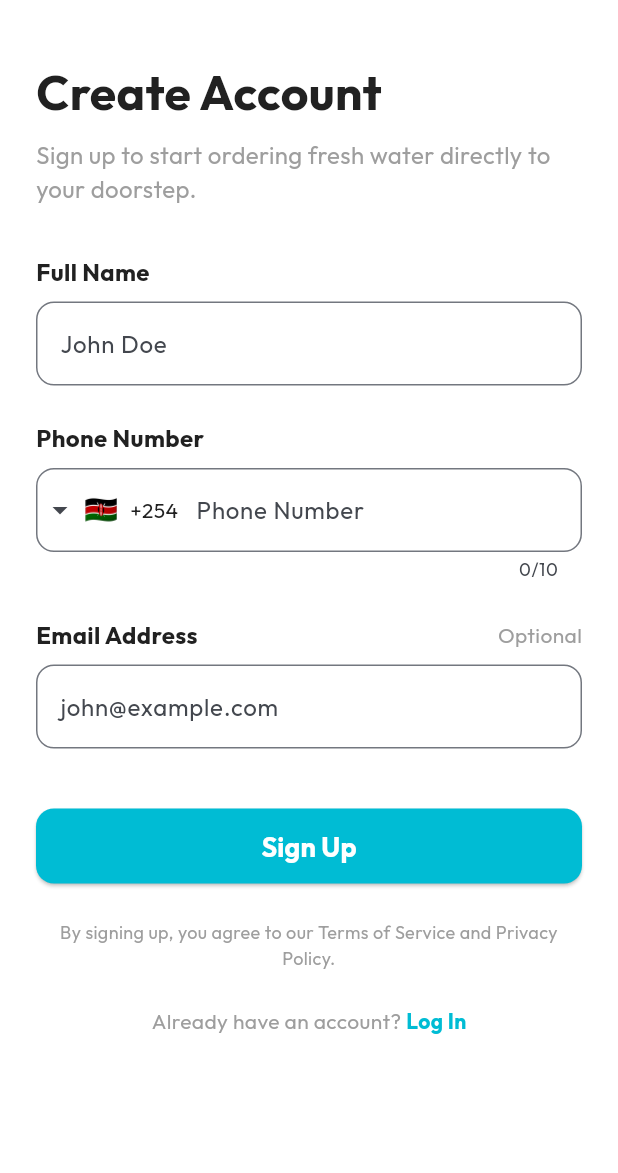
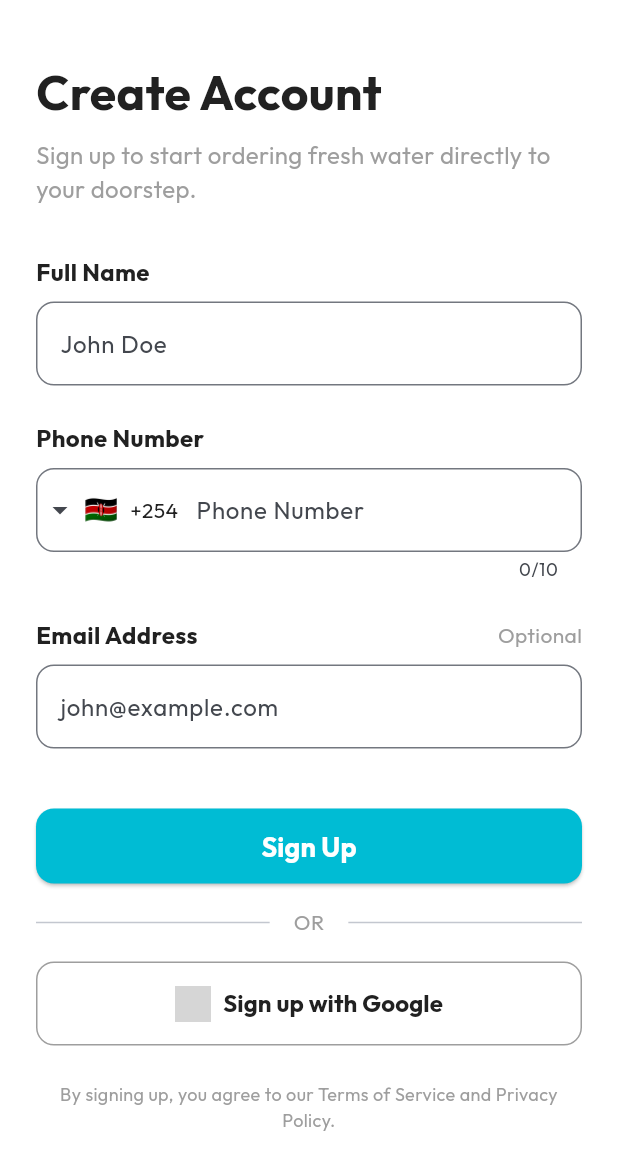
Before and after one commit to Michaelndegwa1/maji_freshi, a Flutter app: the screen it shows after launch, after a tap on "Skip", after a tap on "Get Started", after a tap on "Sign Up", on a phone screen of 412 x 824 dp, the part 63-1236 px from its top. Run offline on Flutter 3.47's test engine with Material 3 defaults, Android fonts, the phone set to English and light mode, and no system bars; drawn by our look-alikes of intl_phone_field; our stand-ins replace cloud_firestore, firebase_auth, firebase_core, flutter_rating_bar, google_fonts, google_sign_in and 3 more; accounts and stored records are empty; grey boxes are pictures that could not be loaded.

Commit message:
feat: implement initial user authentication screens and services with phone and Google sign-in, and configure Android build for Firebase.

```diff
--- a/lib/screens/auth/login_screen.dart
+++ b/lib/screens/auth/login_screen.dart
@@ -6,6 +6,7 @@ import 'package:maji_freshi/utils/app_colors.dart';
 import 'package:maji_freshi/screens/auth/register_screen.dart';
 import 'package:maji_freshi/screens/auth/otp_screen.dart';
 import 'package:maji_freshi/widgets/primary_button.dart';
+import 'package:maji_freshi/screens/home/home_screen.dart';
 
 class LoginScreen extends StatefulWidget {
   const LoginScreen({super.key});
@@ -67,6 +68,35 @@ class _LoginScreenState extends State<LoginScreen> {
       ScaffoldMessenger.of(context).showSnackBar(
         SnackBar(content: Text('Error: $e')),
       );
+    }
+  }
+
+  void _handleGoogleLogin() async {
+    setState(() {
+      _isLoading = true;
+    });
+
+    try {
+      final userCredential = await _authService.signInWithGoogle();
+      if (userCredential != null && mounted) {
+        Navigator.pushAndRemoveUntil(
+          context,
+          MaterialPageRoute(builder: (context) => const HomeScreen()),
+          (route) => false,
+        );
+      }
+    } catch (e) {
+      if (mounted) {
+        ScaffoldMessenger.of(context).showSnackBar(
+          SnackBar(content: Text('Google Sign-In Failed: $e')),
+        );
+      }
+    } finally {
+      if (mounted) {
+        setState(() {
+          _isLoading = false;
+        });
+      }
     }
   }
 
@@ -167,9 +197,52 @@ class _LoginScreenState extends State<LoginScreen> {
                   const SizedBox(height: 32),
                   _isLoading
                       ? const Center(child: CircularProgressIndicator())
-                      : PrimaryButton(
-                          text: 'Login',
-                          onPressed: _handleLogin,
+                      : Column(
+                          children: [
+                            PrimaryButton(
+                              text: 'Login',
+                              onPressed: _handleLogin,
+                            ),
+                            const SizedBox(height: 16),
+                            Row(
+                              children: const [
+                                Expanded(child: Divider()),
+                                Padding(
+                                  padding: EdgeInsets.symmetric(horizontal: 16),
+                                  child: Text("OR",
+                                      style: TextStyle(color: Colors.grey)),
+                                ),
+                                Expanded(child: Divider()),
+                              ],
+                            ),
+                            const SizedBox(height: 16),
+                            OutlinedButton.icon(
+                              onPressed: _handleGoogleLogin,
+                              icon: Image.asset(
+                                'assets/images/google_logo.png', // Ensure you have this asset or use an Icon
+                                height: 24,
+                                errorBuilder: (context, error, stackTrace) =>
+                                    const Icon(Icons.g_mobiledata, size: 24),
+                              ),
+                              label: const Text(
+                                'Sign in with Google',
+                                style: TextStyle(
+                                  color: AppColors.text,
+                                  fontSize: 16,
+                                  fontWeight: FontWeight.bold,
+                                ),
+                              ),
+                              style: OutlinedButton.styleFrom(
+                                padding:
+                                    const EdgeInsets.symmetric(vertical: 16),
+                                shape: RoundedRectangleBorder(
+                                  borderRadius: BorderRadius.circular(12),
+                                ),
+                                side: const BorderSide(color: Colors.grey),
+                                minimumSize: const Size(double.infinity, 50),
+                              ),
+                            ),
+                          ],
                         ),
                   const SizedBox(height: 24),
                   Row(
--- a/lib/screens/auth/register_screen.dart
+++ b/lib/screens/auth/register_screen.dart
@@ -6,6 +6,7 @@ import 'package:maji_freshi/utils/app_colors.dart';
 import 'package:maji_freshi/screens/auth/login_screen.dart';
 import 'package:maji_freshi/screens/auth/otp_screen.dart';
 import 'package:maji_freshi/widgets/primary_button.dart';
+import 'package:maji_freshi/screens/home/home_screen.dart';
 
 class RegisterScreen extends StatefulWidget {
   const RegisterScreen({super.key});
@@ -77,6 +78,35 @@ class _RegisterScreenState extends State<RegisterScreen> {
       ScaffoldMessenger.of(context).showSnackBar(
         SnackBar(content: Text('Error: $e')),
       );
+    }
+  }
+
+  void _handleGoogleLogin() async {
+    setState(() {
+      _isLoading = true;
+    });
+
+    try {
+      final userCredential = await _authService.signInWithGoogle();
+      if (userCredential != null && mounted) {
+        Navigator.pushAndRemoveUntil(
+          context,
+          MaterialPageRoute(builder: (context) => const HomeScreen()),
+          (route) => false,
+        );
+      }
+    } catch (e) {
+      if (mounted) {
+        ScaffoldMessenger.of(context).showSnackBar(
+          SnackBar(content: Text('Google Sign-In Failed: $e')),
+        );
+      }
+    } finally {
+      if (mounted) {
+        setState(() {
+          _isLoading = false;
+        });
+      }
     }
   }
 
@@ -178,9 +208,51 @@ class _RegisterScreenState extends State<RegisterScreen> {
             const SizedBox(height: 40),
             _isLoading
                 ? const Center(child: CircularProgressIndicator())
-                : PrimaryButton(
-                    text: 'Sign Up',
-                    onPressed: _handleSignUp,
+                : Column(
+                    children: [
+                      PrimaryButton(
+                        text: 'Sign Up',
+                        onPressed: _handleSignUp,
+                      ),
+                      const SizedBox(height: 16),
+                      Row(
+                        children: const [
+                          Expanded(child: Divider()),
+                          Padding(
+                            padding: EdgeInsets.symmetric(horizontal: 16),
+                            child: Text("OR",
+                                style: TextStyle(color: Colors.grey)),
+                          ),
+                          Expanded(child: Divider()),
+                        ],
+                      ),
+                      const SizedBox(height: 16),
+                      OutlinedButton.icon(
+                        onPressed: _handleGoogleLogin,
+                        icon: Image.asset(
+                          'assets/images/google_logo.png', // Ensure you have this asset or use an Icon
+                          height: 24,
+                          errorBuilder: (context, error, stackTrace) =>
+                              const Icon(Icons.g_mobiledata, size: 24),
+                        ),
+                        label: const Text(
+                          'Sign up with Google',
+                          style: TextStyle(
+                            color: AppColors.text,
+                            fontSize: 16,
+                            fontWeight: FontWeight.bold,
+                          ),
+                        ),
+                        style: OutlinedButton.styleFrom(
+                          padding: const EdgeInsets.symmetric(vertical: 16),
+                          shape: RoundedRectangleBorder(
+                            borderRadius: BorderRadius.circular(12),
+                          ),
+                          side: const BorderSide(color: Colors.grey),
+                          minimumSize: const Size(double.infinity, 50),
+                        ),
+                      ),
+                    ],
                   ),
             const SizedBox(height: 24),
             const Center(
--- a/pubspec.yaml
+++ b/pubspec.yaml
@@ -43,6 +43,7 @@ dependencies:
   firebase_core: ^4.2.1
   firebase_auth: ^6.1.2
   cloud_firestore: ^6.1.0
+  google_sign_in: ^6.2.1
 
 dev_dependencies:
   flutter_test:
```
Also changed, not shown: lib/services/auth_service.dart (+55 -2 lines), pubspec.lock, 4 other files.
